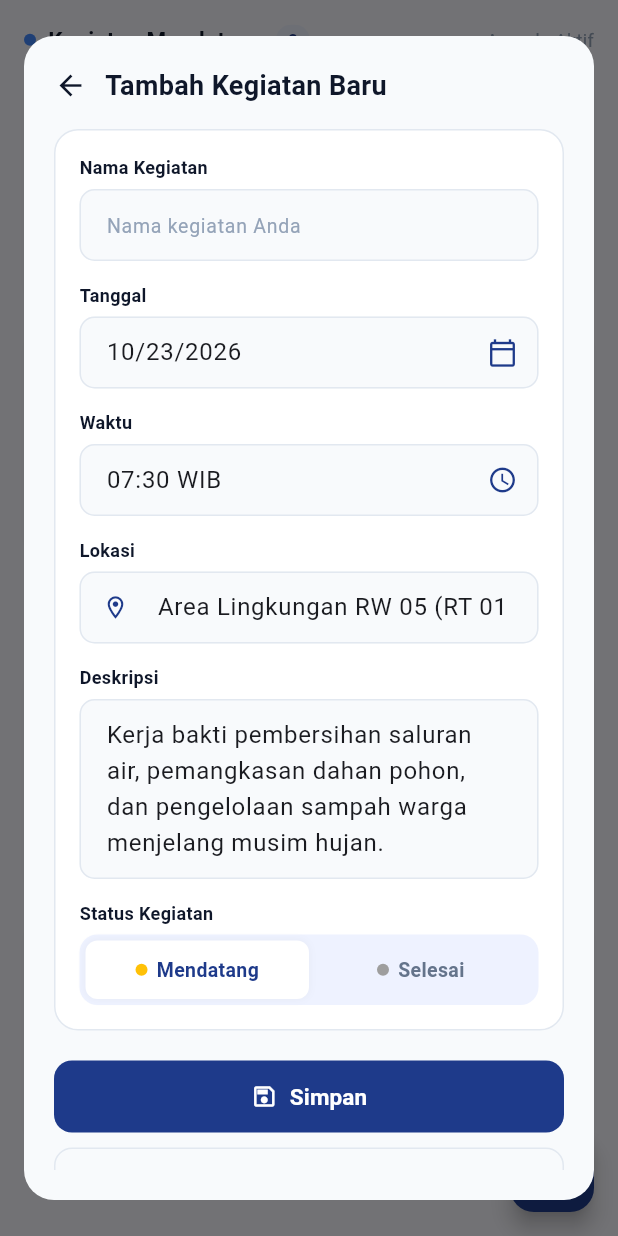
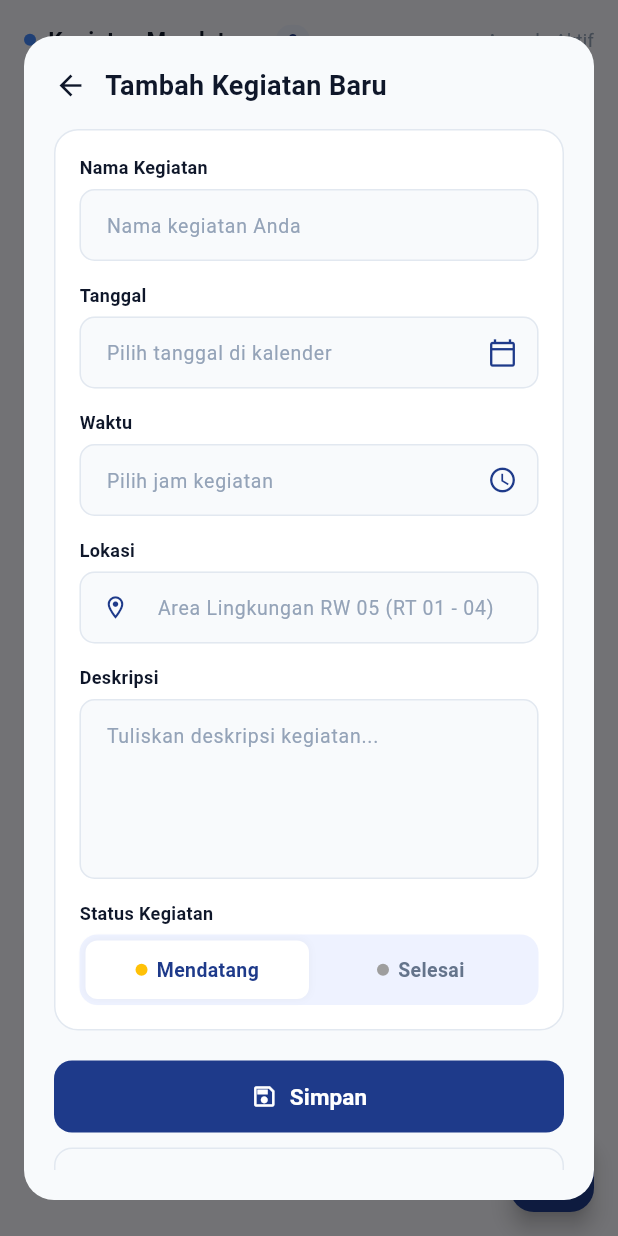
Before and after one commit to kelompok4-KH002/KarangKita, a Flutter app: the HalamanKegiatanAdmin screen opened directly, after a tap on the "add" icon, on a phone screen of 412 x 824 dp. Run offline on Flutter 3.47's test engine with Material 3 defaults, Android fonts, the phone set to English and light mode, and no system bars; our stand-ins replace cloud_firestore, firebase_auth, firebase_core, image_picker; accounts and stored records are empty.

Commit message:
kosongkan input awal saat tambah kegiatan baru

```diff
--- a/lib/kegiatan/admin/komponen/komponen_kegiatan_admin.dart
+++ b/lib/kegiatan/admin/komponen/komponen_kegiatan_admin.dart
@@ -104,13 +104,11 @@ class _DialogTambahEditKegiatanState extends State<DialogTambahEditKegiatan> {
     _tanggalObj = edit?.tanggal ?? DateTime.now();
     _judulController = TextEditingController(text: edit?.judul ?? '');
     _tanggalController = TextEditingController(
-      text: '${_tanggalObj.month}/${_tanggalObj.day}/${_tanggalObj.year}',
+      text: edit != null ? '${_tanggalObj.month}/${_tanggalObj.day}/${_tanggalObj.year}' : '',
     );
-    _waktuController = TextEditingController(text: edit?.waktu ?? '07:30 WIB');
-    _lokasiController = TextEditingController(text: edit?.lokasi ?? 'Area Lingkungan RW 05 (RT 01 - 04)');
-    _deskripsiController = TextEditingController(
-      text: edit?.deskripsi ?? 'Kerja bakti pembersihan saluran air, pemangkasan dahan pohon, dan pengelolaan sampah warga menjelang musim hujan.',
-    );
+    _waktuController = TextEditingController(text: edit?.waktu ?? '');
+    _lokasiController = TextEditingController(text: edit?.lokasi ?? '');
+    _deskripsiController = TextEditingController(text: edit?.deskripsi ?? '');
     _statusTerpilih = edit?.status ?? 'Mendatang';
     _kategoriTerpilih = edit?.kategori ?? 'Sosial';
   }
@@ -268,7 +266,7 @@ class _DialogTambahEditKegiatanState extends State<DialogTambahEditKegiatan> {
                       TextFormField(
                         controller: _lokasiController,
                         decoration: _buildInputDecoration(
-                          hintText: 'Lokasi kegiatan',
+                          hintText: 'Area Lingkungan RW 05 (RT 01 - 04)',
                           prefixIcon: Icons.location_on_outlined,
                         ),
                         validator: (val) => val == null || val.trim().isEmpty ? 'Lokasi wajib diisi' : null,
```
